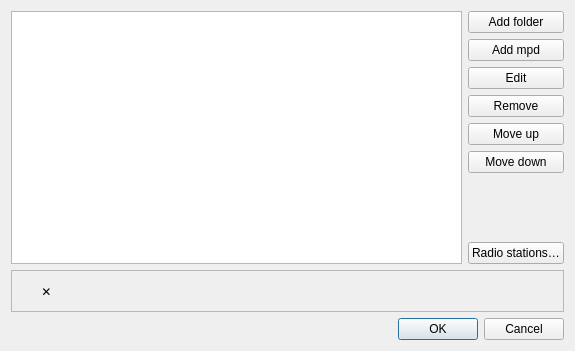
This is app/directory_ui/directorysettings.ui in olegantonyan/mpz as Qt 5 draws it before an edit. The edited form follows.
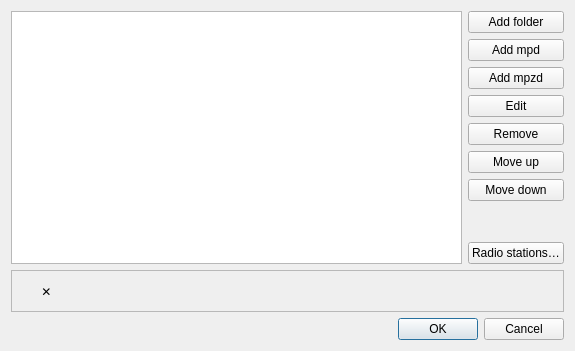
This is the edited form.

Commit message: experimental mpzd support

```diff
--- a/app/directory_ui/directorysettings.ui
+++ b/app/directory_ui/directorysettings.ui
@@ -35,6 +35,13 @@
          </property>
         </widget>
        </item>
+       <item>
+        <widget class="QPushButton" name="pushButtonAddMpzd">
+         <property name="text">
+          <string>Add mpzd</string>
+         </property>
+        </widget>
+       </item>
        <item>
         <widget class="QPushButton" name="pushButtonEdit">
          <property name="text">
```
The commit also changes 48 other files.
